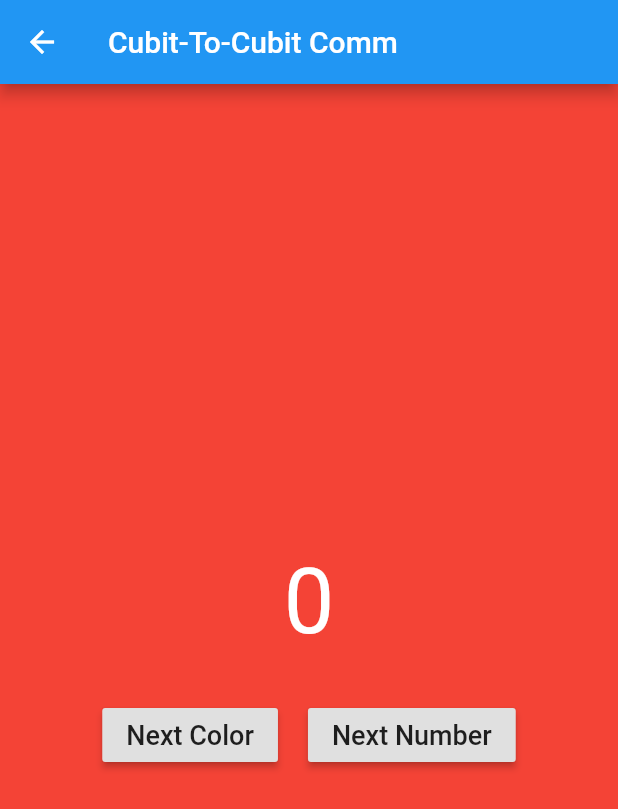
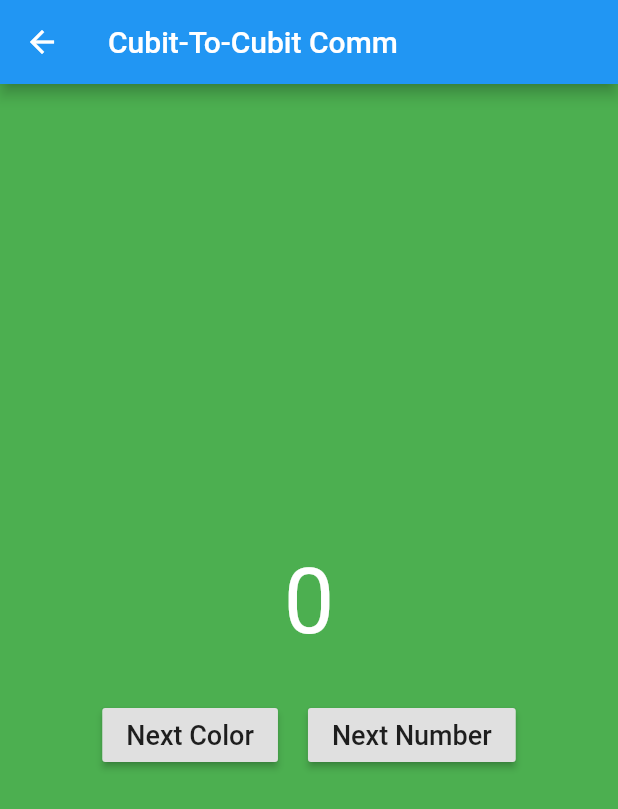
Before and after one commit to kicok/bloc_to_bloc_communication, a Flutter app: the CubitcommPage screen opened directly, after a tap on "Next Color", on a phone screen of 412 x 824 dp. Shown: the top 809 px of the screen. Run offline on Flutter 3.47's test engine with Material 2 defaults, Android fonts, the phone set to English and light mode, and no system bars; our stand-ins replace flutter_bloc.

Commit message:
cubit to cubit communication

```diff
--- a/lib/cubit_comm_page.dart
+++ b/lib/cubit_comm_page.dart
@@ -1,4 +1,7 @@
+import 'package:bloc_to_bloc_commuication/cubits/color_cubit.dart';
+import 'package:bloc_to_bloc_commuication/cubits/counter_cubit.dart';
 import 'package:flutter/material.dart';
+import 'package:flutter_bloc/flutter_bloc.dart';
 
 class CubitcommPage extends StatelessWidget {
   @override
@@ -7,17 +10,23 @@ class CubitcommPage extends StatelessWidget {
       appBar: AppBar(
         title: Text('Cubit-To-Cubit Comm'),
       ),
-      body: Container(
-        color: Colors.red,
+      body: BlocBuilder<ColorCubit, Color>(
+        builder: (context, colorState) {
+          return Container(
+            color: colorState,
             child: Column(
               mainAxisAlignment: MainAxisAlignment.center,
               children: [
-            Text(
-              '0',
+                BlocBuilder<CounterCubit, int>(
+                  builder: (context, counterState) {
+                    return Text(
+                      '$counterState',
                       style: TextStyle(
                         color: Colors.white,
                         fontSize: 60,
                       ),
+                    );
+                  },
                 ),
                 SizedBox(height: 30.0),
                 Row(
@@ -28,7 +37,9 @@ class CubitcommPage extends StatelessWidget {
                         'Next Color',
                         style: TextStyle(fontSize: 18.0),
                       ),
-                  onPressed: () {},
+                      onPressed: () {
+                        BlocProvider.of<ColorCubit>(context).nextColor();
+                      },
                     ),
                     SizedBox(width: 20),
                     RaisedButton(
@@ -36,12 +47,16 @@ class CubitcommPage extends StatelessWidget {
                         'Next Number',
                         style: TextStyle(fontSize: 18.0),
                       ),
-                  onPressed: () {},
+                      onPressed: () {
+                        BlocProvider.of<CounterCubit>(context).nextCounter();
+                      },
                     )
                   ],
                 )
               ],
             ),
+          );
+        },
       ),
     );
   }
--- /dev/null
+++ b/lib/cubits/color_cubit.dart
@@ -0,0 +1,18 @@
+import 'package:flutter/material.dart';
+import 'package:flutter_bloc/flutter_bloc.dart';
+
+class ColorCubit extends Cubit<Color> {
+  ColorCubit() : super(Colors.red);
+
+  void nextColor() {
+    if (state == Colors.red) {
+      emit(Colors.green);
+    } else if (state == Colors.green) {
+      emit(Colors.blue);
+    } else if (state == Colors.blue) {
+      emit(Colors.black);
+    } else if (state == Colors.black) {
+      emit(Colors.red);
+    }
+  }
+}
--- /dev/null
+++ b/lib/cubits/counter_cubit.dart
@@ -0,0 +1,40 @@
+import 'dart:async';
+
+import 'package:flutter/material.dart';
+import 'package:flutter_bloc/flutter_bloc.dart';
+
+import 'color_cubit.dart';
+
+class CounterCubit extends Cubit<int> {
+  final ColorCubit colorCubit;
+  int incrementStep = 1;
+
+  StreamSubscription colorCubitSubscription;
+
+  CounterCubit({@required this.colorCubit})
+      : assert(colorCubit != null),
+        super(0) {
+    colorCubitSubscription = colorCubit.listen((colorState) {
+      if (colorState == Colors.red) {
+        incrementStep = 1;
+      } else if (colorState == Colors.green) {
+        incrementStep = 10;
+      } else if (colorState == Colors.blue) {
+        incrementStep = 100;
+      } else if (colorState == Colors.black) {
+        incrementStep = -100;
+        emit(state - 100);
+      }
+    });
+  }
+
+  @override
+  Future<void> close() {
+    colorCubitSubscription.cancel();
+    return super.close();
+  }
+
+  void nextCounter() {
+    emit(state + incrementStep);
+  }
+}
--- a/lib/main.dart
+++ b/lib/main.dart
@@ -1,4 +1,6 @@
 import 'package:bloc_to_bloc_commuication/blocs/counter_bloc.dart';
+import 'package:bloc_to_bloc_commuication/cubits/color_cubit.dart';
+import 'package:bloc_to_bloc_commuication/cubits/counter_cubit.dart';
 import 'package:flutter/material.dart';
 import 'package:flutter_bloc/flutter_bloc.dart';
 import 'bloc_comm_page.dart';
@@ -14,6 +16,7 @@ class MyApp extends StatelessWidget {
   Widget build(BuildContext context) {
     return MultiBlocProvider(
       providers: [
+        // Bloc to Bloc
         BlocProvider(
           create: (context) => ColorBloc(),
         ),
@@ -21,7 +24,17 @@ class MyApp extends StatelessWidget {
           create: (context) => CounterBloc(
             colorBloc: BlocProvider.of<ColorBloc>(context),
           ),
-        )
+        ),
+
+        // Cubit to Cubit
+        BlocProvider(
+          create: (context) => ColorCubit(),
+        ),
+        BlocProvider(
+          create: (context) => CounterCubit(
+            colorCubit: BlocProvider.of<ColorCubit>(context),
+          ),
+        ),
       ],
       child: MaterialApp(
         title: 'Flutter Demo',
```
Lines whose indentation alone changed are shown as unchanged.
